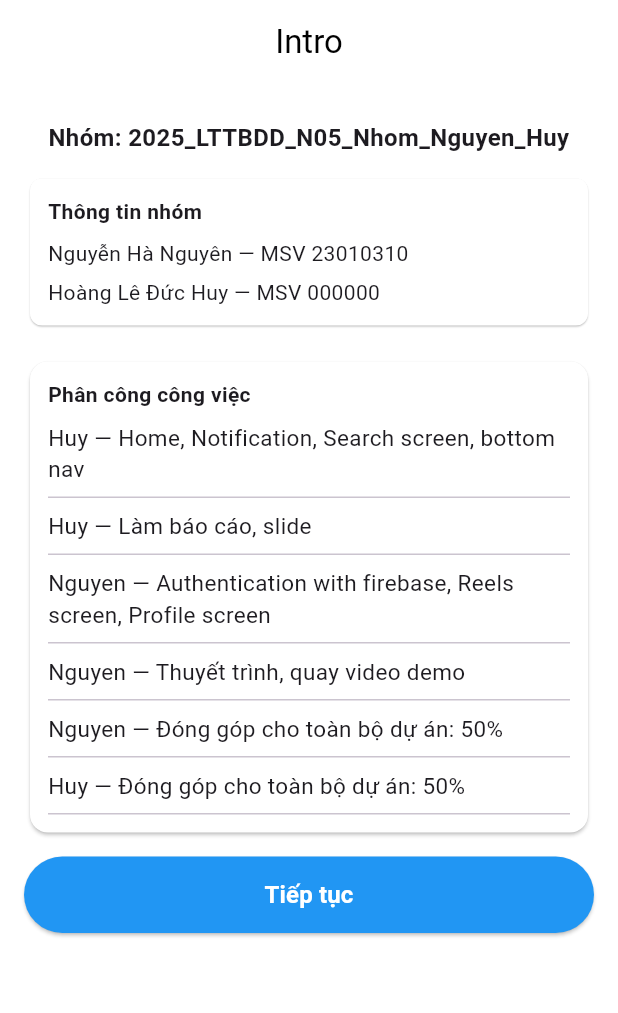
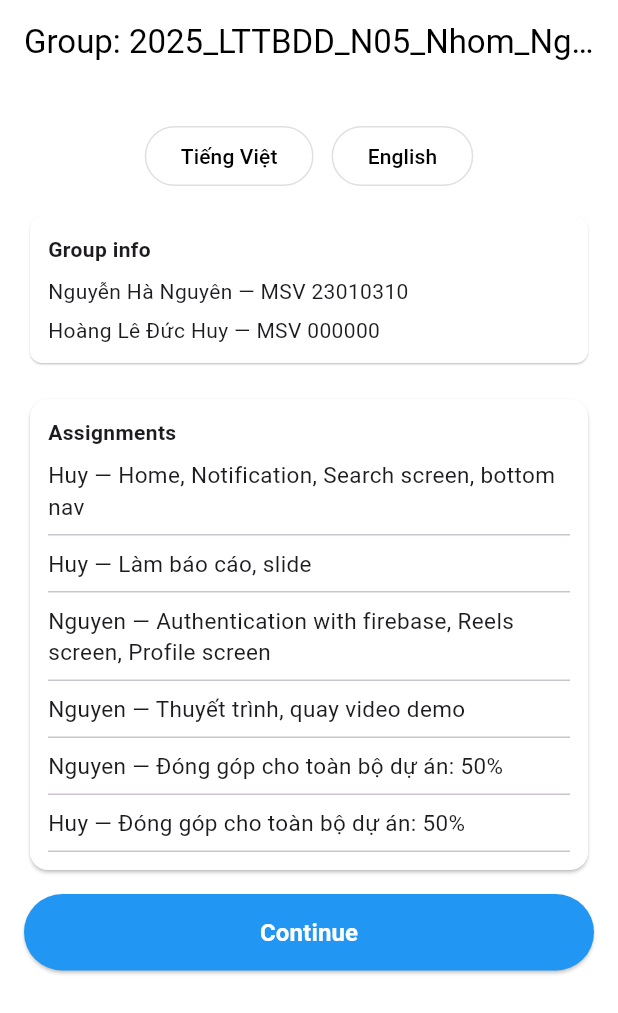
Before and after one commit to Nguyen1976/2025_LTTBDD_N05_Nhom_Nguyen_Huy, a Flutter app: the screen it shows after launch, on a phone screen of 412 x 824 dp. Shown: the top 1013 px of the screen. Run offline on Flutter 3.47's test engine with Material 3 defaults, Android fonts, the phone set to English and light mode, and no system bars; our stand-ins replace cloud_firestore, easy_localization, firebase_auth, firebase_core, google_sign_in, smooth_page_indicator and 1 more; accounts and stored records are empty.

Commit message:
Add localization support using easy_localization package
- Integrated easy_localization into the main application for multilingual support.
- Updated various screens (login, signup, intro, forgot password, profile, reels) to use localized strings.
- Added English and Vietnamese language JSON files for translations.
- Included language selection buttons in the intro screen.
- Registered shared_preferences plugin in GeneratedPluginRegistrant.swift.
- Updated pubspec.yaml to include easy_localization dependency and language assets.

```diff
--- a/lib/main.dart
+++ b/lib/main.dart
@@ -4,9 +4,11 @@ import 'package:firebase_core/firebase_core.dart';
 import 'package:instargram/bottomnav.dart';
 import 'package:instargram/screens/intro.dart';
 import 'package:instargram/screens/login.dart';
+import 'package:easy_localization/easy_localization.dart';
 
 void main() async {
   WidgetsFlutterBinding.ensureInitialized();
+  await EasyLocalization.ensureInitialized();
   await Firebase.initializeApp(
     options: const FirebaseOptions(
       apiKey: "AIzaSyBVa1_wMFnYPX1RnGDdtSnREfTS1hPXFzI",
@@ -18,7 +20,14 @@ void main() async {
       measurementId: "G-ZP4TTE0VFT",
     ),
   );
-  runApp(const MyApp());
+  runApp(
+    EasyLocalization(
+      supportedLocales: const [Locale('vi'), Locale('en')],
+      path: 'lang',
+      fallbackLocale: const Locale('vi'),
+      child: const MyApp(),
+    ),
+  );
 }
 
 class MyApp extends StatelessWidget {
@@ -29,6 +38,9 @@ class MyApp extends StatelessWidget {
     return MaterialApp(
       debugShowCheckedModeBanner: false,
       title: 'Flutter Demo',
+      localizationsDelegates: context.localizationDelegates,
+      supportedLocales: context.supportedLocales,
+      locale: context.locale,
       theme: ThemeData(
         scaffoldBackgroundColor: Colors.white,
         colorScheme: ColorScheme.fromSeed(seedColor: Colors.deepPurple),
--- a/lib/screens/intro.dart
+++ b/lib/screens/intro.dart
@@ -1,5 +1,6 @@
 import 'package:flutter/material.dart';
 import 'package:instargram/main.dart';
+import 'package:easy_localization/easy_localization.dart';
 
 class Intro extends StatelessWidget {
   const Intro({super.key});
@@ -22,7 +23,10 @@ class Intro extends StatelessWidget {
     return Scaffold(
       appBar: AppBar(
         backgroundColor: Colors.white,
-        title: const Text('Intro', style: TextStyle(color: Colors.black)),
+        title: Text(
+          'group_label'.tr(),
+          style: const TextStyle(color: Colors.black),
+        ),
         centerTitle: true,
         elevation: 0,
       ),
@@ -33,11 +37,34 @@ class Intro extends StatelessWidget {
             children: [
               const SizedBox(height: 12),
 
-              const Text(
-                'Nhóm: 2025_LTTBDD_N05_Nhom_Nguyen_Huy',
-                style: TextStyle(fontSize: 16, fontWeight: FontWeight.w600),
-                textAlign: TextAlign.center,
+              // Language selector
+              Row(
+                mainAxisAlignment: MainAxisAlignment.center,
+                children: [
+                  ElevatedButton(
+                    onPressed: () => context.setLocale(const Locale('vi')),
+                    style: ElevatedButton.styleFrom(
+                      backgroundColor: Colors.white,
+                      foregroundColor: Colors.black,
+                      elevation: 0,
+                      side: const BorderSide(color: Colors.black12),
+                    ),
+                    child: const Text('Tiếng Việt'),
+                  ),
+                  const SizedBox(width: 12),
+                  ElevatedButton(
+                    onPressed: () => context.setLocale(const Locale('en')),
+                    style: ElevatedButton.styleFrom(
+                      backgroundColor: Colors.white,
+                      foregroundColor: Colors.black,
+                      elevation: 0,
+                      side: const BorderSide(color: Colors.black12),
+                    ),
+                    child: const Text('English'),
+                  ),
+                ],
               ),
+
               const SizedBox(height: 12),
 
               Card(
@@ -53,15 +80,15 @@ class Intro extends StatelessWidget {
                   ),
                   child: Column(
                     crossAxisAlignment: CrossAxisAlignment.start,
-                    children: const [
+                    children: [
                       Text(
-                        'Thông tin nhóm',
-                        style: TextStyle(fontWeight: FontWeight.w600),
+                        'group_info_title'.tr(),
+                        style: const TextStyle(fontWeight: FontWeight.w600),
                       ),
-                      SizedBox(height: 8),
-                      Text('Nguyễn Hà Nguyên — MSV 23010310'),
-                      SizedBox(height: 6),
-                      Text('Hoàng Lê Đức Huy — MSV 000000'),
+                      const SizedBox(height: 8),
+                      const Text('Nguyễn Hà Nguyên — MSV 23010310'),
+                      const SizedBox(height: 6),
+                      const Text('Hoàng Lê Đức Huy — MSV 000000'),
                     ],
                   ),
                 ),
@@ -83,9 +110,9 @@ class Intro extends StatelessWidget {
                     child: Column(
                       crossAxisAlignment: CrossAxisAlignment.start,
                       children: [
-                        const Text(
-                          'Phân công công việc',
-                          style: TextStyle(fontWeight: FontWeight.w600),
+                        Text(
+                          'assignments'.tr(),
+                          style: const TextStyle(fontWeight: FontWeight.w600),
                         ),
                         for (final m in members) ...[
                           Padding(
@@ -119,9 +146,9 @@ class Intro extends StatelessWidget {
                     borderRadius: BorderRadius.circular(30),
                   ),
                 ),
-                child: const Text(
-                  'Tiếp tục',
-                  style: TextStyle(
+                child: Text(
+                  'continue'.tr(),
+                  style: const TextStyle(
                     fontSize: 16,
                     fontWeight: FontWeight.w600,
                     color: Colors.white,
--- a/lib/screens/profile/widgets/header.dart
+++ b/lib/screens/profile/widgets/header.dart
@@ -1,6 +1,7 @@
 import 'package:flutter/material.dart';
 import 'package:instargram/service/auth.dart';
 import 'package:instargram/screens/login.dart';
+import 'package:easy_localization/easy_localization.dart';
 
 class Header extends StatelessWidget {
   const Header({super.key});
@@ -45,9 +46,9 @@ class Header extends StatelessWidget {
                 }
               },
               itemBuilder: (context) => [
-                const PopupMenuItem<String>(
+                PopupMenuItem<String>(
                   value: 'logout',
-                  child: Text('Đăng xuất'),
+                  child: Text('logout'.tr()),
                 ),
               ],
             ),
--- a/pubspec.yaml
+++ b/pubspec.yaml
@@ -42,6 +42,7 @@ dependencies:
 
   smooth_page_indicator: ^1.1.0
   google_fonts: ^6.3.2
+  easy_localization: ^3.0.5
 
 dev_dependencies:
   flutter_test:
@@ -68,6 +69,7 @@ flutter:
   assets:
     - images/
     - videos/
+    - lang/
 
   # An image asset can refer to one or more resolution-specific "variants", see
   # https://flutter.dev/to/resolution-aware-images
```
Also changed, not shown: lang/en.json (added, +44 -0 lines), lang/vi.json (added, +44 -0 lines), lib/screens/forgot_password.dart (+4 -3 lines), lib/screens/login.dart (+34 -32 lines), lib/screens/profile/profile.dart (+12 -11 lines), lib/screens/profile/widgets/discover_people.dart (+9 -8 lines), lib/screens/reels/reels_screen.dart (+4 -3 lines), lib/screens/reels/widgets/comments_sheet.dart (+8 -7 lines), lib/screens/reels/widgets/reel_footer.dart (+4 -3 lines), lib/screens/singup.dart (+22 -18 lines), pubspec.lock, 1 other file.
